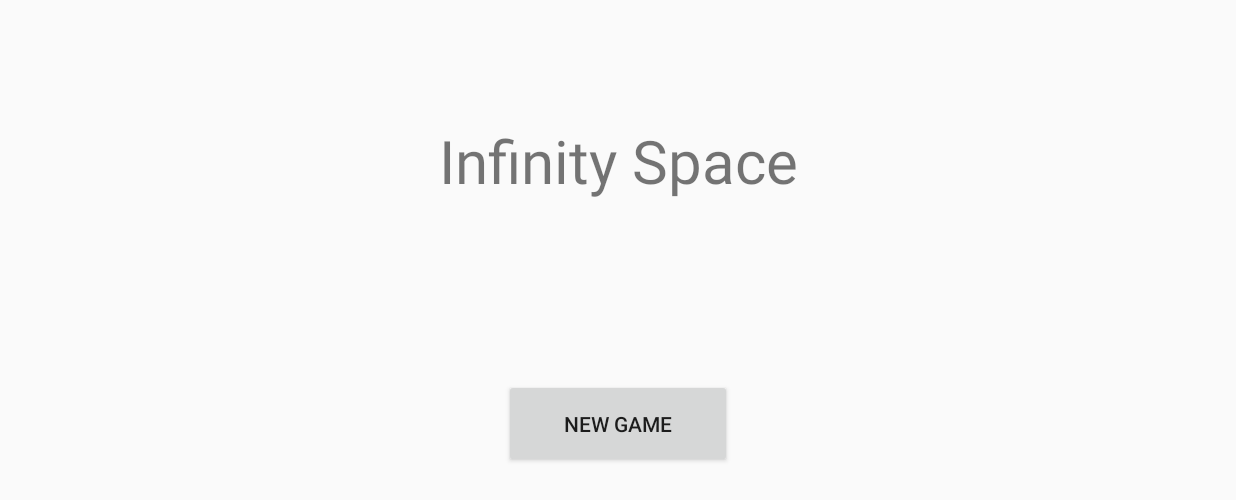
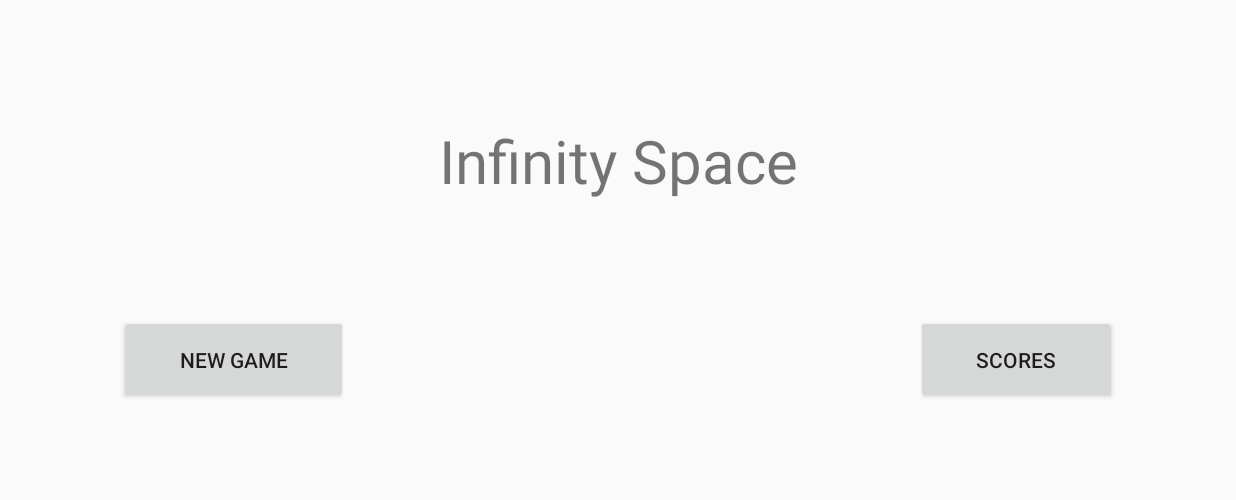
Before and after one commit to Nosfe57/InfinitySpaceGit, an Android app: the screen it shows after launch (MainActivity), on a phone screen of 824 x 412 dp (held sideways). Shown: the top 500 px of the screen. Run offline under Robolectric (Android 15) with nearby library versions, the phone set to English and light mode, and no system bars.

Commit message:
Scores fonctionnels

```diff
--- a/app/src/main/AndroidManifest.xml
+++ b/app/src/main/AndroidManifest.xml
@@ -19,7 +19,8 @@
         </activity>
         <activity
             android:name=".GameActivity"
-            android:screenOrientation="landscape"/>
+            android:screenOrientation="landscape" />
+        <activity android:name=".ScoresActivity"></activity>
     </application>
 
 </manifest>
--- a/app/src/main/java/david/nico/shoot/infinityspace/MainActivity.java
+++ b/app/src/main/java/david/nico/shoot/infinityspace/MainActivity.java
@@ -10,6 +10,7 @@ import android.widget.Button;
 public class MainActivity extends AppCompatActivity {
 
     Button btnNewGame;
+    Button viewScores;
 
     @Override
     protected void onCreate(Bundle savedInstanceState) {
@@ -21,7 +22,8 @@ public class MainActivity extends AppCompatActivity {
         btnNewGame = (Button)findViewById(R.id.btn_new_game);
         btnNewGame.setOnClickListener(mainClick);
 
-
+        viewScores = (Button)findViewById(R.id.btn_viewScores);
+        viewScores.setOnClickListener(scoresClick);
     }
 
     //event
@@ -32,4 +34,12 @@ public class MainActivity extends AppCompatActivity {
             startActivity(intent);
         }
     };
+
+    private View.OnClickListener scoresClick = new View.OnClickListener(){
+        @Override
+        public void onClick(View view) {
+            Intent intent = new Intent(getApplicationContext(), ScoresActivity.class);
+            startActivity(intent);
+        }
+    };
 }
--- a/app/src/main/res/layout-land/activity_main.xml
+++ b/app/src/main/res/layout-land/activity_main.xml
@@ -11,16 +11,31 @@
         android:text="@string/title"
         android:textSize="40sp"
         android:textAlignment="center"
-        android:layout_marginTop="80dp" />
+        android:layout_marginTop="80dp"
+        android:id="@+id/textView" />
 
     <Button
         android:layout_width="wrap_content"
         android:layout_height="wrap_content"
         android:text="@string/btn_newGame"
         android:id="@+id/btn_new_game"
-        android:layout_alignParentBottom="true"
-        android:layout_centerHorizontal="true"
-        android:layout_marginBottom="100dp"
+        android:paddingLeft="40dp"
+        android:paddingTop="20dp"
+        android:paddingRight="40dp"
+        android:paddingBottom="20dp"
+        android:layout_below="@+id/textView"
+        android:layout_alignParentStart="true"
+        android:layout_marginStart="80dp"
+        android:layout_marginTop="76dp" />
+
+    <Button
+        android:layout_width="wrap_content"
+        android:layout_height="wrap_content"
+        android:text="@string/viewScores"
+        android:id="@+id/btn_viewScores"
+        android:layout_alignBottom="@+id/btn_new_game"
+        android:layout_alignParentEnd="true"
+        android:layout_marginEnd="80dp"
         android:paddingLeft="40dp"
         android:paddingTop="20dp"
         android:paddingRight="40dp"
--- a/app/src/main/res/values/strings.xml
+++ b/app/src/main/res/values/strings.xml
@@ -15,4 +15,5 @@
     <string name="difficultyHard">Balls of steel</string>
     <string name="endGame">Game over</string>
     <string name="enterPseudo">Please enter your pseudo</string>
+    <string name="viewScores">Scores</string>
 </resources>
```
Also changed, not shown: app/src/main/java/david/nico/shoot/infinityspace/Bdd.java (+7 -0 lines), app/src/main/java/david/nico/shoot/infinityspace/ScoresActivity.java (added, +59 -0 lines), app/src/main/res/layout/activity_scores.xml (added, +32 -0 lines).
